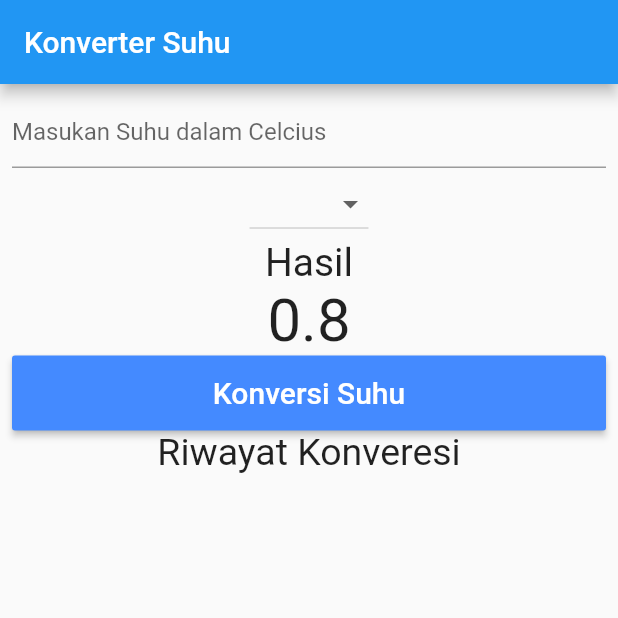
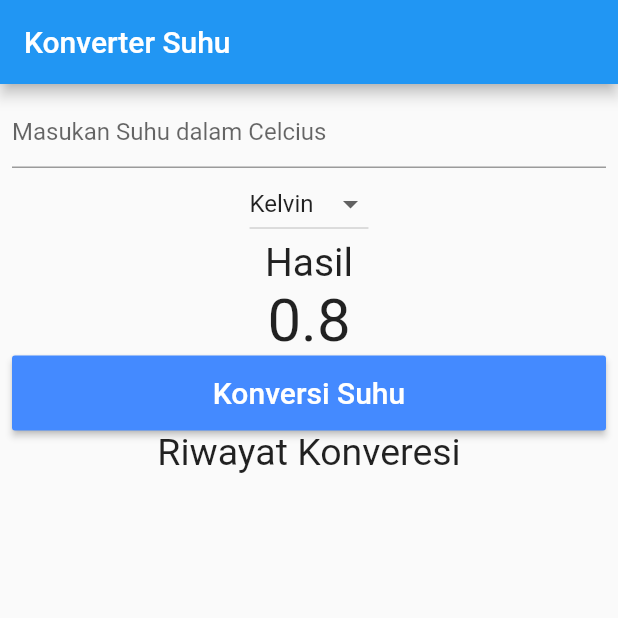
Before and after one commit to yogameleniawan/flutter_app_temperature_conversion, a Flutter app: the screen it shows after launch, on a phone screen of 412 x 824 dp, the top half of it. Run offline on Flutter 3.47's test engine with Material 2 defaults, Android fonts, the light colour scheme and no system bars.

Commit message:
praktikum 4.3.2

```diff
--- a/lib/main.dart
+++ b/lib/main.dart
@@ -21,6 +21,9 @@ class _MyAppState extends State<MyApp> {
   double nCelcius = 0;
   double _kelvin = 0;
   double _reamor = 0;
+  var listItem = ["Kelvin", "Reamur"];
+  String _newValue = "Kelvin";
+  double _result = 0;
   void _konversiSuhu() {
     setState(() {
       nCelcius = double.parse(etCelcius.text);
@@ -47,14 +50,14 @@ class _MyAppState extends State<MyApp> {
             mainAxisAlignment: MainAxisAlignment.spaceBetween,
             children: <Widget>[
               Input(etCelcius: etCelcius),
-              DropdownButton(
-                items: [
-                  DropdownMenuItem(
-                      value: "Kelvin", child: Container(child: Text("Kelvin"))),
-                  DropdownMenuItem(
-                      value: "Reamur", child: Container(child: Text("Reamur"))),
-                ],
-                value: null,
+              DropdownButton<String>(
+                items: listItem.map((String value) {
+                  return DropdownMenuItem<String>(
+                    value: value,
+                    child: Text(value),
+                  );
+                }).toList(),
+                value: _newValue,
                 onChanged: (String changeValue) {},
               ),
               Result(kelvin: _kelvin, reamor: _reamor),
```
